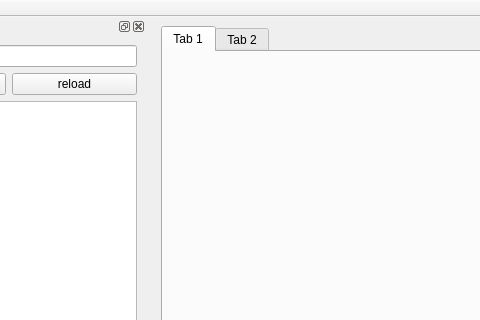
Before: the Qt Designer form mainwindow.ui in SuperLiaohy/MemRW, drawn with Qt 5; both pictures show x 128 to 608 and y 0 to 320 of the 886 by 694 pixel window.
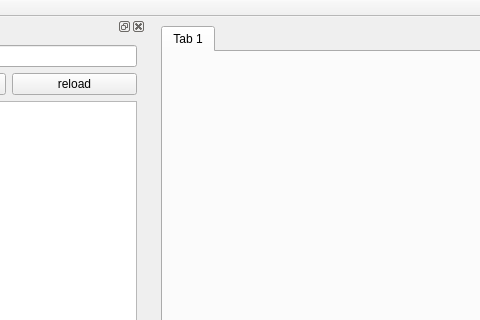
After: the same form once the commit is applied.

Patch:
```diff
--- a/mainwindow.ui
+++ b/mainwindow.ui
@@ -25,11 +25,6 @@
         <string>Tab 1</string>
        </attribute>
       </widget>
-      <widget class="QWidget" name="tab_2">
-       <attribute name="title">
-        <string>Tab 2</string>
-       </attribute>
-      </widget>
      </widget>
     </item>
     <item row="1" column="0">
```
